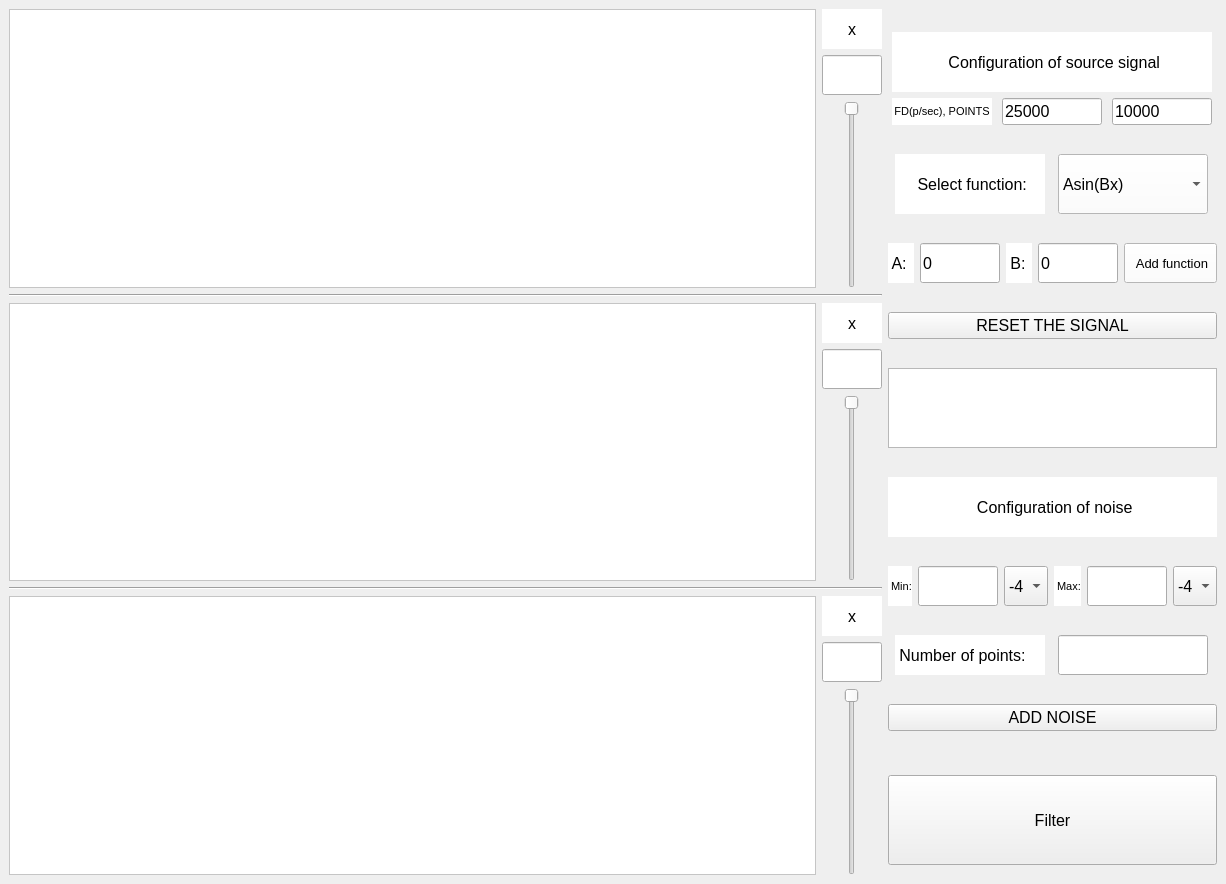
This is main_win.ui in z-shigaev/Fourier-filtering as Qt 5 draws it before an edit. The edited form follows.
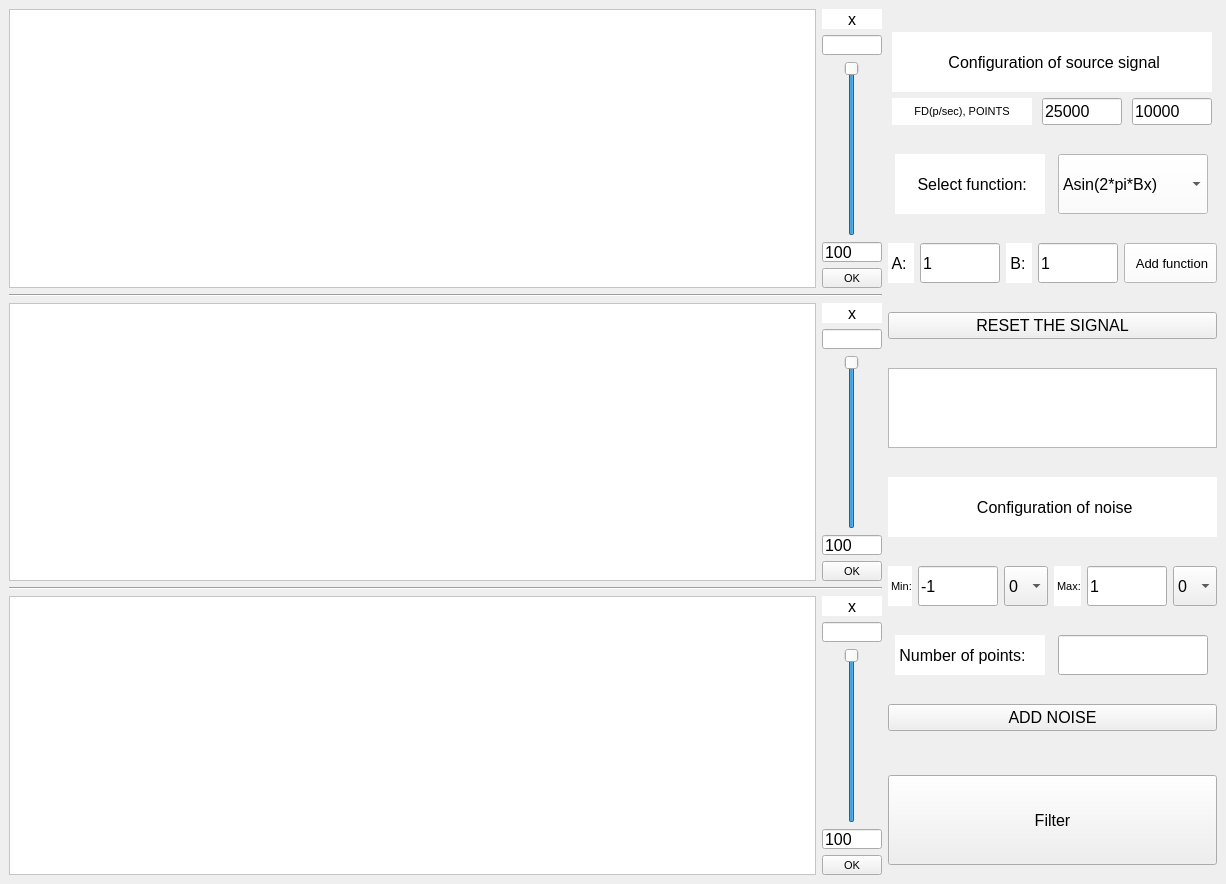
This is the edited form.

The edit to the form file:
```diff
--- a/main_win.ui
+++ b/main_win.ui
@@ -23,7 +23,7 @@
     <item>
      <layout class="QVBoxLayout" name="verticalLayout_5">
       <item>
-       <layout class="QHBoxLayout" name="horizontalLayout_5">
+       <layout class="QHBoxLayout" name="horizontalLayout_7">
         <item>
          <widget class="QFrame" name="frame_1">
           <property name="sizePolicy">
@@ -64,13 +64,13 @@
             <property name="minimumSize">
              <size>
               <width>60</width>
-              <height>40</height>
+              <height>20</height>
              </size>
             </property>
             <property name="maximumSize">
              <size>
               <width>60</width>
-              <height>40</height>
+              <height>20</height>
              </size>
             </property>
             <property name="font">
@@ -100,13 +100,13 @@
             <property name="minimumSize">
              <size>
               <width>60</width>
-              <height>40</height>
+              <height>20</height>
              </size>
             </property>
             <property name="maximumSize">
              <size>
               <width>60</width>
-              <height>40</height>
+              <height>20</height>
              </size>
             </property>
            </widget>
@@ -137,14 +137,69 @@
             <property name="maximum">
              <number>100</number>
             </property>
+            <property name="value">
+             <number>100</number>
+            </property>
             <property name="orientation">
              <enum>Qt::Vertical</enum>
             </property>
             <property name="invertedAppearance">
-             <bool>true</bool>
+             <bool>false</bool>
             </property>
             <property name="invertedControls">
              <bool>true</bool>
+            </property>
+            <property name="tickPosition">
+             <enum>QSlider::NoTicks</enum>
+            </property>
+           </widget>
+          </item>
+          <item>
+           <widget class="QLineEdit" name="lineEdit_per_1">
+            <property name="sizePolicy">
+             <sizepolicy hsizetype="Minimum" vsizetype="Fixed">
+              <horstretch>0</horstretch>
+              <verstretch>0</verstretch>
+             </sizepolicy>
+            </property>
+            <property name="minimumSize">
+             <size>
+              <width>60</width>
+              <height>20</height>
+             </size>
+            </property>
+            <property name="maximumSize">
+             <size>
+              <width>60</width>
+              <height>20</height>
+             </size>
+            </property>
+            <property name="text">
+             <string>100</string>
+            </property>
+           </widget>
+          </item>
+          <item>
+           <widget class="QPushButton" name="btn_OK_1">
+            <property name="minimumSize">
+             <size>
+              <width>60</width>
+              <height>20</height>
+             </size>
+            </property>
+            <property name="maximumSize">
+             <size>
+              <width>60</width>
+              <height>20</height>
+             </size>
+            </property>
+            <property name="font">
+             <font>
+              <pointsize>8</pointsize>
+             </font>
+            </property>
+            <property name="text">
+             <string>OK</string>
             </property>
            </widget>
           </item>
@@ -201,13 +256,13 @@
             <property name="minimumSize">
              <size>
               <width>60</width>
-              <height>40</height>
+              <height>20</height>
              </size>
             </property>
             <property name="maximumSize">
              <size>
               <width>60</width>
-              <height>40</height>
+              <height>20</height>
              </size>
             </property>
             <property name="font">
@@ -237,13 +292,13 @@
             <property name="minimumSize">
              <size>
               <width>60</width>
-              <height>40</height>
+              <height>20</height>
              </size>
             </property>
             <property name="maximumSize">
              <size>
               <width>60</width>
-              <height>40</height>
+              <height>20</height>
              </size>
             </property>
            </widget>
@@ -251,7 +306,7 @@
           <item>
            <widget class="QSlider" name="verticalSlider_2">
             <property name="sizePolicy">
-             <sizepolicy hsizetype="Fixed" vsizetype="Minimum">
+             <sizepolicy hsizetype="Minimum" vsizetype="Minimum">
               <horstretch>0</horstretch>
               <verstretch>0</verstretch>
              </sizepolicy>
@@ -274,14 +329,69 @@
             <property name="maximum">
              <number>100</number>
             </property>
+            <property name="value">
+             <number>100</number>
+            </property>
             <property name="orientation">
              <enum>Qt::Vertical</enum>
             </property>
             <property name="invertedAppearance">
-             <bool>true</bool>
+             <bool>false</bool>
             </property>
             <property name="invertedControls">
              <bool>true</bool>
+            </property>
+            <property name="tickPosition">
+             <enum>QSlider::NoTicks</enum>
+            </property>
+           </widget>
+          </item>
+          <item>
+           <widget class="QLineEdit" name="lineEdit_per_2">
+            <property name="sizePolicy">
+             <sizepolicy hsizetype="Minimum" vsizetype="Fixed">
+              <horstretch>0</horstretch>
+              <verstretch>0</verstretch>
+             </sizepolicy>
+            </property>
+            <property name="minimumSize">
+             <size>
+              <width>60</width>
+              <height>20</height>
+             </size>
+            </property>
+            <property name="maximumSize">
+             <size>
+              <width>60</width>
+              <height>20</height>
+             </size>
+            </property>
+            <property name="text">
+             <string>100</string>
+            </property>
+           </widget>
+          </item>
+          <item>
+           <widget class="QPushButton" name="btn_OK_2">
+            <property name="minimumSize">
+             <size>
+              <width>60</width>
+              <height>20</height>
+             </size>
+            </property>
+            <property name="maximumSize">
+             <size>
+              <width>60</width>
+              <height>20</height>
+             </size>
+            </property>
+            <property name="font">
+             <font>
+              <pointsize>8</pointsize>
+             </font>
+            </property>
+            <property name="text">
+             <string>OK</string>
             </property>
            </widget>
           </item>
@@ -297,7 +407,7 @@
        </widget>
       </item>
       <item>
-       <layout class="QHBoxLayout" name="horizontalLayout_7">
+       <layout class="QHBoxLayout" name="horizontalLayout_5">
         <item>
          <widget class="QFrame" name="frame_3">
           <property name="sizePolicy">
@@ -338,13 +448,13 @@
             <property name="minimumSize">
              <size>
               <width>60</width>
-              <height>40</height>
+              <height>20</height>
              </size>
             </property>
             <property name="maximumSize">
              <size>
               <width>60</width>
-              <height>40</height>
+              <height>20</height>
              </size>
             </property>
             <property name="font">
@@ -374,13 +484,13 @@
             <property name="minimumSize">
              <size>
               <width>60</width>
-              <height>40</height>
+              <height>20</height>
              </size>
             </property>
             <property name="maximumSize">
              <size>
               <width>60</width>
-              <height>40</height>
+              <height>20</height>
              </size>
             </property>
            </widget>
@@ -388,7 +498,7 @@
           <item>
            <widget class="QSlider" name="verticalSlider_3">
             <property name="sizePolicy">
-             <sizepolicy hsizetype="Fixed" vsizetype="Minimum">
+             <sizepolicy hsizetype="Minimum" vsizetype="Minimum">
               <horstretch>0</horstretch>
               <verstretch>0</verstretch>
              </sizepolicy>
@@ -411,14 +521,69 @@
             <property name="maximum">
              <number>100</number>
             </property>
+            <property name="value">
+             <number>100</number>
+            </property>
             <property name="orientation">
              <enum>Qt::Vertical</enum>
             </property>
             <property name="invertedAppearance">
-             <bool>true</bool>
+             <bool>false</bool>
             </property>
             <property name="invertedControls">
              <bool>true</bool>
+            </property>
+            <property name="tickPosition">
+             <enum>QSlider::NoTicks</enum>
+            </property>
+           </widget>
+          </item>
+          <item>
+           <widget class="QLineEdit" name="lineEdit_per_3">
+            <property name="sizePolicy">
+             <sizepolicy hsizetype="Minimum" vsizetype="Fixed">
+              <horstretch>0</horstretch>
+              <verstretch>0</verstretch>
+             </sizepolicy>
+            </property>
+            <property name="minimumSize">
+             <size>
+              <width>60</width>
+              <height>20</height>
+             </size>
+            </property>
+            <property name="maximumSize">
+             <size>
+              <width>60</width>
+              <height>20</height>
+             </size>
+            </property>
+            <property name="text">
+             <string>100</string>
+            </property>
+           </widget>
+          </item>
+          <item>
+           <widget class="QPushButton" name="btn_OK_3">
+            <property name="minimumSize">
+             <size>
+              <width>60</width>
+              <height>20</height>
+             </size>
+            </property>
+            <property name="maximumSize">
+             <size>
+              <width>60</width>
+              <height>20</height>
+             </size>
+            </property>
+            <property name="font">
+             <font>
+              <pointsize>8</pointsize>
+             </font>
+            </property>
+            <property name="text">
+             <string>OK</string>
             </property>
            </widget>
           </item>
@@ -440,6 +605,12 @@
             <verstretch>0</verstretch>
            </sizepolicy>
           </property>
+          <property name="minimumSize">
+           <size>
+            <width>140</width>
+            <height>0</height>
+           </size>
+          </property>
           <property name="maximumSize">
            <size>
             <width>100</width>
@@ -472,7 +643,7 @@
           </property>
           <property name="maximumSize">
            <size>
-            <width>100</width>
+            <width>80</width>
             <height>16777215</height>
            </size>
           </property>
@@ -491,7 +662,7 @@
           </property>
           <property name="maximumSize">
            <size>
-            <width>100</width>
+            <width>80</width>
             <height>16777215</height>
            </size>
           </property>
@@ -596,7 +767,7 @@
            <string notr="true">background-color: rgb(255, 255, 255);</string>
           </property>
           <property name="currentText">
-           <string>Asin(Bx)</string>
+           <string>Asin(2*pi*Bx)</string>
           </property>
           <property name="iconSize">
            <size>
@@ -612,7 +783,7 @@
           </property>
           <item>
            <property name="text">
-            <string>Asin(Bx)</string>
+            <string>Asin(2*pi*Bx)</string>
            </property>
           </item>
           <item>
@@ -674,7 +845,7 @@
            </size>
           </property>
           <property name="text">
-           <string>0</string>
+           <string>1</string>
           </property>
          </widget>
         </item>
@@ -726,7 +897,7 @@
            </size>
           </property>
           <property name="text">
-           <string>0</string>
+           <string>1</string>
           </property>
          </widget>
         </item>
@@ -902,6 +1073,9 @@
             <height>16777215</height>
            </size>
           </property>
+          <property name="text">
+           <string>-1</string>
+          </property>
          </widget>
         </item>
         <item>
@@ -930,7 +1104,10 @@
            </font>
           </property>
           <property name="currentText">
-           <string>-4</string>
+           <string>0</string>
+          </property>
+          <property name="currentIndex">
+           <number>4</number>
           </property>
           <property name="insertPolicy">
            <enum>QComboBox::InsertAtCurrent</enum>
@@ -1029,6 +1206,9 @@
             <height>16777215</height>
            </size>
           </property>
+          <property name="text">
+           <string>1</string>
+          </property>
          </widget>
         </item>
         <item>
@@ -1052,7 +1232,10 @@
            </size>
           </property>
           <property name="currentText">
-           <string>-4</string>
+           <string>0</string>
+          </property>
+          <property name="currentIndex">
+           <number>4</number>
           </property>
           <item>
            <property name="text">
```
Left out of the diff: 18 changed lines with no effect on the pictures.
